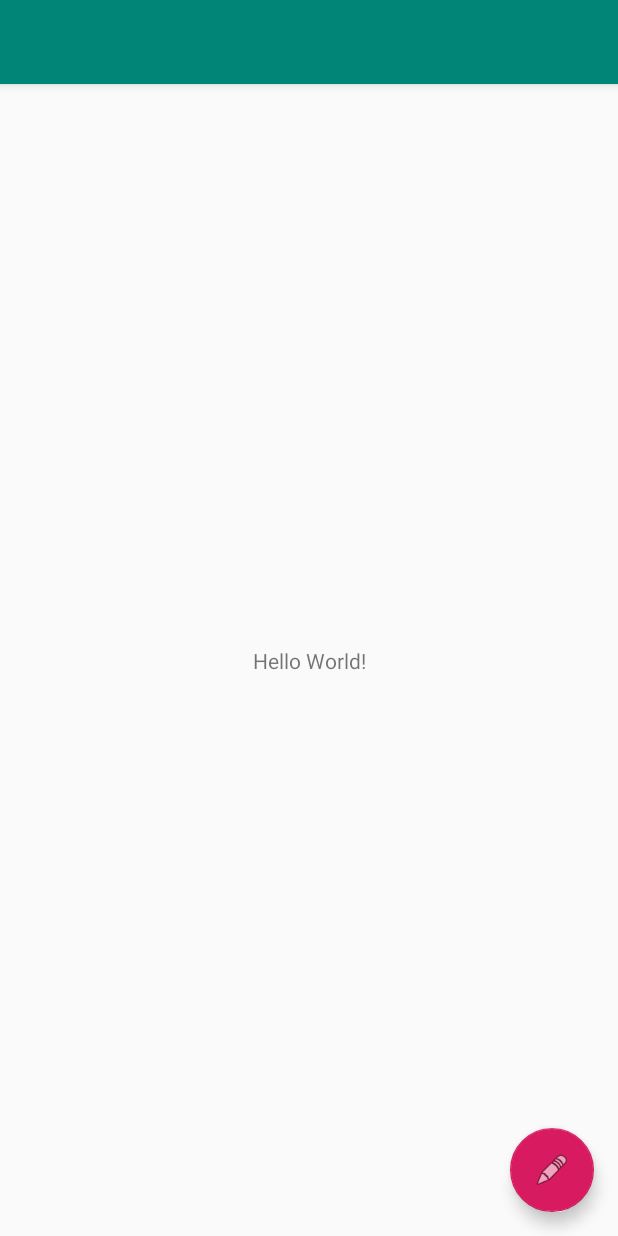
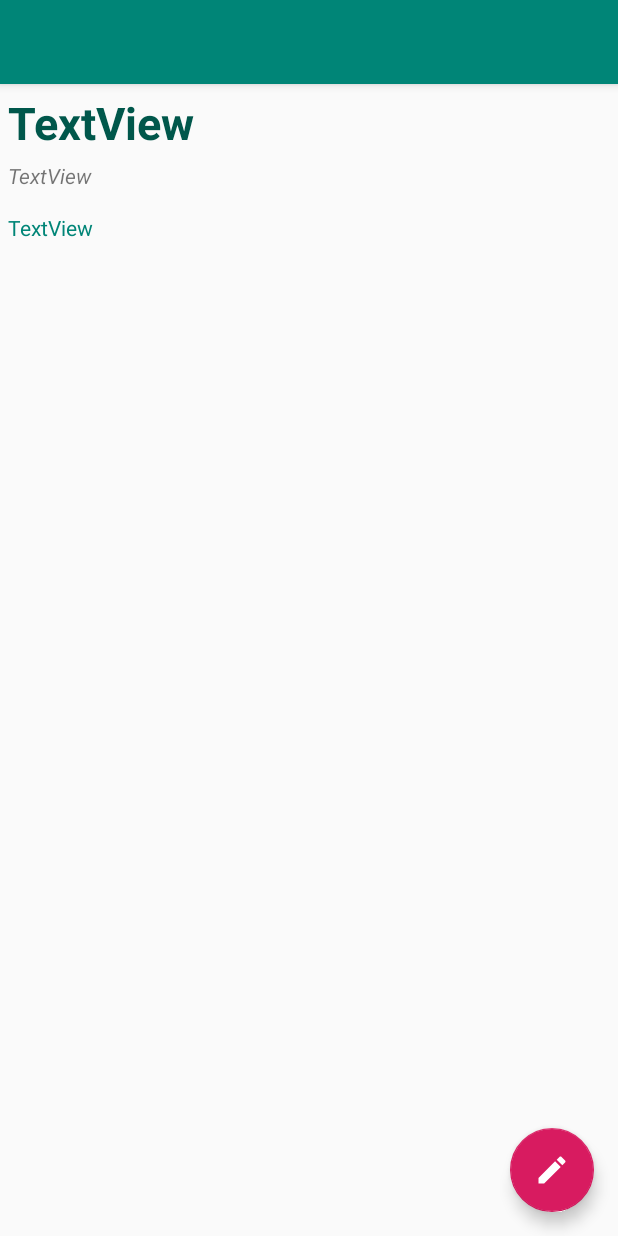
Before and after one commit to Jeroen-Beljaars/Android-Dev-Level5, an Android app: the layout activity_main.xml on its own in the app's theme, with its tools: preview values and no code run, on a phone screen of 412 x 824 dp. Run offline under Robolectric (Android 15) with nearby library versions, the phone set to English and light mode, and no system bars.

Commit message:
Fixed task 2

```diff
--- a/Notepad/app/src/main/AndroidManifest.xml
+++ b/Notepad/app/src/main/AndroidManifest.xml
@@ -10,7 +10,11 @@
         android:supportsRtl="true"
         android:theme="@style/AppTheme">
         <activity
-            android:name=".MainActivity"
+            android:name=".ui.edit.EditActivity"
+            android:label="@string/title_activity_edit"
+            android:theme="@style/AppTheme.NoActionBar"></activity>
+        <activity
+            android:name=".ui.main.MainActivity"
             android:label="@string/app_name"
             android:theme="@style/AppTheme.NoActionBar">
             <intent-filter>
--- a/Notepad/app/src/main/java/com/example/notepad/ui/main/MainActivityViewModel.kt
+++ b/Notepad/app/src/main/java/com/example/notepad/ui/main/MainActivityViewModel.kt
@@ -1,4 +1,4 @@
-package com.example.notepad.ui
+package com.example.notepad.ui.main
 
 import android.app.Application
 import androidx.lifecycle.AndroidViewModel
--- a/Notepad/app/src/main/res/layout/activity_edit.xml
+++ b/Notepad/app/src/main/res/layout/activity_edit.xml
@@ -4,7 +4,7 @@
     xmlns:tools="http://schemas.android.com/tools"
     android:layout_width="match_parent"
     android:layout_height="match_parent"
-    tools:context=".edit">
+    tools:context=".ui.edit.EditActivity">
 
     <com.google.android.material.appbar.AppBarLayout
         android:layout_width="match_parent"
@@ -28,6 +28,6 @@
         android:layout_height="wrap_content"
         android:layout_gravity="bottom|end"
         android:layout_margin="@dimen/fab_margin"
-        app:srcCompat="@android:drawable/ic_dialog_email" />
+        app:srcCompat="@android:drawable/ic_menu_save" />
 
 </androidx.coordinatorlayout.widget.CoordinatorLayout>
--- a/Notepad/app/src/main/res/layout/activity_main.xml
+++ b/Notepad/app/src/main/res/layout/activity_main.xml
@@ -4,7 +4,7 @@
     xmlns:tools="http://schemas.android.com/tools"
     android:layout_width="match_parent"
     android:layout_height="match_parent"
-    tools:context=".MainActivity">
+    tools:context=".ui.main.MainActivity">
 
     <com.google.android.material.appbar.AppBarLayout
         android:layout_width="match_parent"
@@ -28,7 +28,7 @@
         android:layout_height="wrap_content"
         android:layout_gravity="bottom|end"
         android:layout_margin="@dimen/fab_margin"
-        app:rippleColor="#00FF4B4B"
-        app:srcCompat="@android:drawable/ic_menu_edit" />
+        app:srcCompat="@drawable/ic_edit_white_24dp"
+        />
 
 </androidx.coordinatorlayout.widget.CoordinatorLayout>
--- a/Notepad/app/src/main/res/layout/content_main.xml
+++ b/Notepad/app/src/main/res/layout/content_main.xml
@@ -5,16 +5,49 @@
     android:layout_width="match_parent"
     android:layout_height="match_parent"
     app:layout_behavior="@string/appbar_scrolling_view_behavior"
-    tools:context=".MainActivity"
+    tools:context=".ui.main.MainActivity"
     tools:showIn="@layout/activity_main">
 
     <TextView
+        android:id="@+id/tvTitle"
         android:layout_width="wrap_content"
         android:layout_height="wrap_content"
-        android:text="Hello World!"
+        android:layout_marginStart="5dp"
+        android:layout_marginTop="5dp"
+        android:text="TextView"
+        android:textColor="@color/colorPrimaryDark"
+        android:textSize="30sp"
+        android:textStyle="bold"
+        app:layout_constraintStart_toStartOf="parent"
+        app:layout_constraintTop_toTopOf="parent"
+        android:textIsSelectable="true" />
+
+    <TextView
+        android:id="@+id/tvLastUpdated"
+        android:layout_width="0dp"
+        android:layout_height="wrap_content"
+        android:layout_marginStart="5dp"
+        android:layout_marginTop="5dp"
+        android:layout_marginEnd="5dp"
+        android:text="TextView"
+        android:textStyle="italic"
+        app:layout_constraintEnd_toEndOf="parent"
+        app:layout_constraintStart_toStartOf="parent"
+        app:layout_constraintTop_toBottomOf="@+id/tvTitle" />
+
+    <TextView
+        android:id="@+id/tvContent"
+        android:layout_width="0dp"
+        android:layout_height="0dp"
+        android:layout_marginStart="5dp"
+        android:layout_marginTop="15dp"
+        android:layout_marginEnd="5dp"
+        android:layout_marginBottom="80dp"
+        android:text="TextView"
+        android:textColor="@color/colorPrimary"
+        android:textIsSelectable="true"
         app:layout_constraintBottom_toBottomOf="parent"
-        app:layout_constraintLeft_toLeftOf="parent"
-        app:layout_constraintRight_toRightOf="parent"
-        app:layout_constraintTop_toTopOf="parent" />
-
+        app:layout_constraintEnd_toEndOf="parent"
+        app:layout_constraintStart_toStartOf="parent"
+        app:layout_constraintTop_toBottomOf="@+id/tvLastUpdated" />
 </androidx.constraintlayout.widget.ConstraintLayout>
--- a/Notepad/app/src/main/res/menu/menu_main.xml
+++ b/Notepad/app/src/main/res/menu/menu_main.xml
@@ -1,7 +1,7 @@
 <menu xmlns:android="http://schemas.android.com/apk/res/android"
     xmlns:app="http://schemas.android.com/apk/res-auto"
     xmlns:tools="http://schemas.android.com/tools"
-    tools:context="com.example.notepad.MainActivity">
+    tools:context="com.example.notepad.ui.main.MainActivity">
     <item
         android:id="@+id/action_settings"
         android:orderInCategory="100"
--- a/Notepad/app/src/main/res/values/strings.xml
+++ b/Notepad/app/src/main/res/values/strings.xml
@@ -1,4 +1,6 @@
 <resources>
     <string name="app_name">Notepad</string>
     <string name="action_settings">Settings</string>
+    <string name="title_activity_edit">edit</string>
+    <string name="last_updated">Last updated: %1s</string>
 </resources>
```
Also changed, not shown: Notepad/app/build.gradle (+20 -1 lines), Notepad/app/src/main/java/com/example/notepad/database/Converters.kt (+15 -0 lines), Notepad/app/src/main/java/com/example/notepad/database/NoteDao.kt (+21 -0 lines), Notepad/app/src/main/java/com/example/notepad/database/NoteRepository.kt (+23 -0 lines), Notepad/app/src/main/java/com/example/notepad/database/NotepadRoomDatabase.kt (+54 -0 lines), Notepad/app/src/main/java/com/example/notepad/model/Note.kt (+16 -0 lines), Notepad/app/src/main/java/com/example/notepad/ui/edit/EditActivity.kt (+60 -4 lines), Notepad/app/src/main/java/com/example/notepad/ui/edit/EditActivityViewModel.kt (+46 -0 lines), Notepad/app/src/main/java/com/example/notepad/ui/main/MainActivity.kt (+7 -4 lines), Notepad/app/src/main/res/layout/content_edit.xml (+31 -1 lines).
